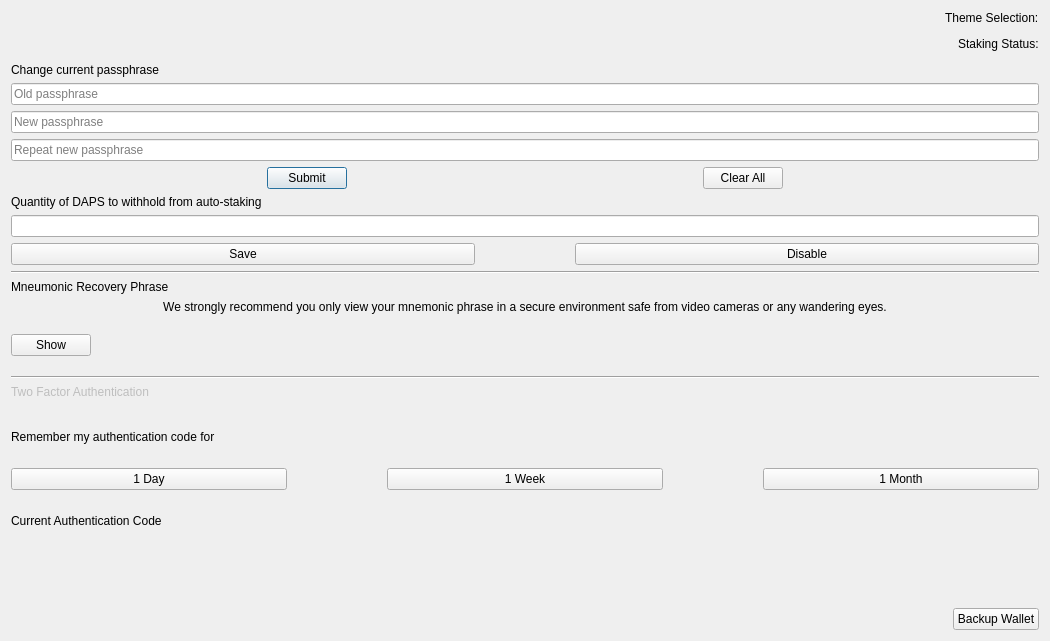
pedrorv0106/DAPS, file src/qt/forms/optionspage.ui: the form before one commit.
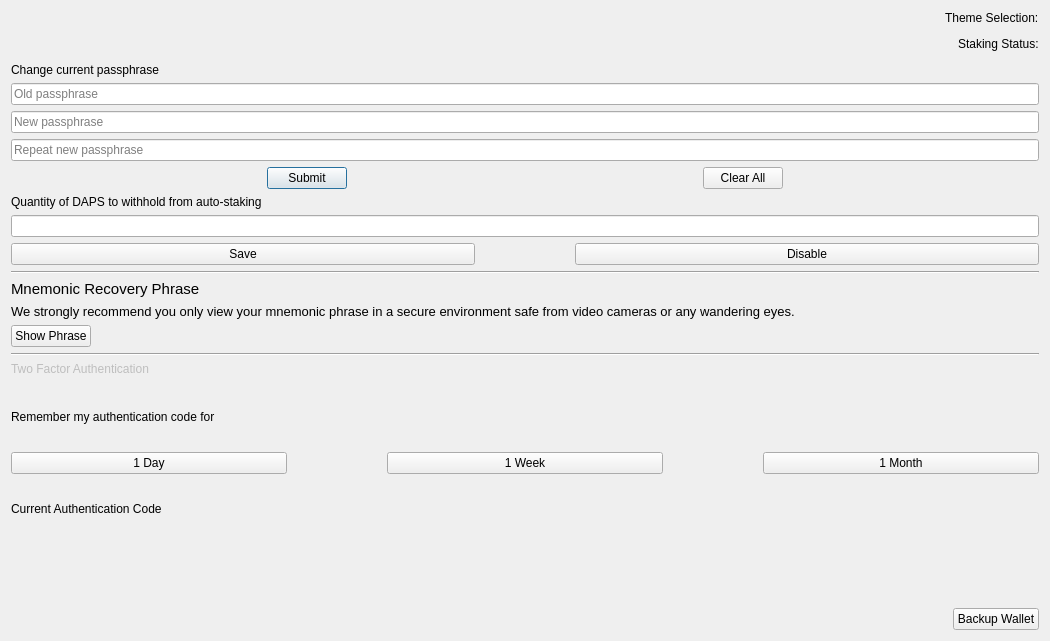
The form after the commit. Custom widgets are drawn as their Qt base class.

Commit message: DAPS-363 fix ui mnemonic

```diff
--- a/src/qt/forms/optionspage.ui
+++ b/src/qt/forms/optionspage.ui
@@ -245,12 +245,17 @@
        <verstretch>0</verstretch>
       </sizepolicy>
      </property>
+     <property name="font">
+      <font>
+       <pointsize>11</pointsize>
+      </font>
+     </property>
      <property name="text">
-      <string>Mneumonic Recovery Phrase</string>
+      <string>Mnemonic Recovery Phrase</string>
      </property>
     </widget>
    </item>
-   <item>
+   <item alignment="Qt::AlignLeft">
     <widget class="QLabel" name="labelRecoveryDescription">
      <property name="enabled">
       <bool>true</bool>
@@ -261,16 +266,22 @@
        <verstretch>0</verstretch>
       </sizepolicy>
      </property>
+     <property name="font">
+      <font>
+       <pointsize>10</pointsize>
+      </font>
+     </property>
      <property name="text">
       <string>We strongly recommend you only view your mnemonic phrase in a secure environment safe from video cameras or any wandering eyes.</string>
      </property>
      <property name="alignment">
-      <set>Qt::AlignCenter</set>
+      <set>Qt::AlignLeading|Qt::AlignLeft|Qt::AlignVCenter</set>
+     </property>
+     <property name="margin">
+      <number>10</number>
      </property>
     </widget>
    </item>
-   <item>
-    <layout class="QHBoxLayout" name="horizontalLayout_3">
      <item>
       <widget class="QPushButton" name="pushButtonRecovery">
        <property name="enabled">
@@ -283,24 +294,9 @@
         </sizepolicy>
        </property>
        <property name="text">
-        <string>Show</string>
-       </property>
-      </widget>
-     </item>
-     <item>
-      <widget class="QLabel" name="lblMnemonic">
-       <property name="lineWidth">
-        <number>2</number>
-       </property>
-       <property name="text">
-        <string/>
-       </property>
-       <property name="wordWrap">
-        <bool>true</bool>
-       </property>
-      </widget>
-     </item>
-    </layout>
+      <string>Show Phrase</string>
+     </property>
+    </widget>
    </item>
    <item>
     <widget class="Line" name="line_2">
```
Left out of the diff: 18 changed lines with no effect on the pictures. Lines whose indentation alone changed are shown as unchanged. The commit also changes 4 other files.
